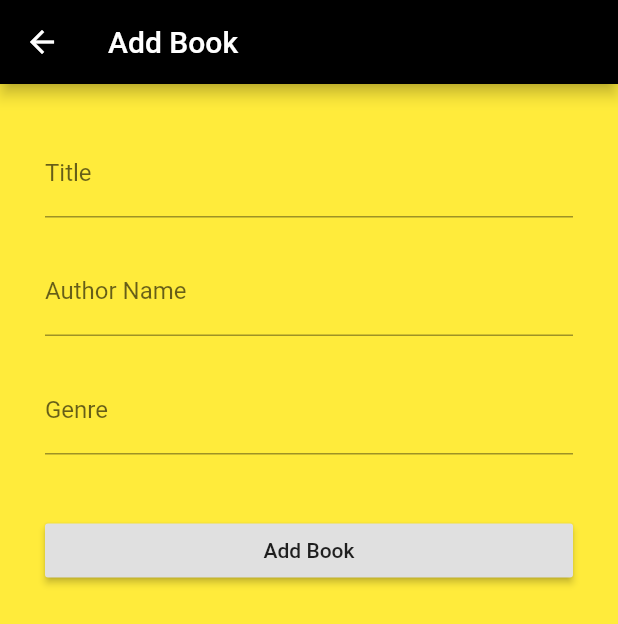
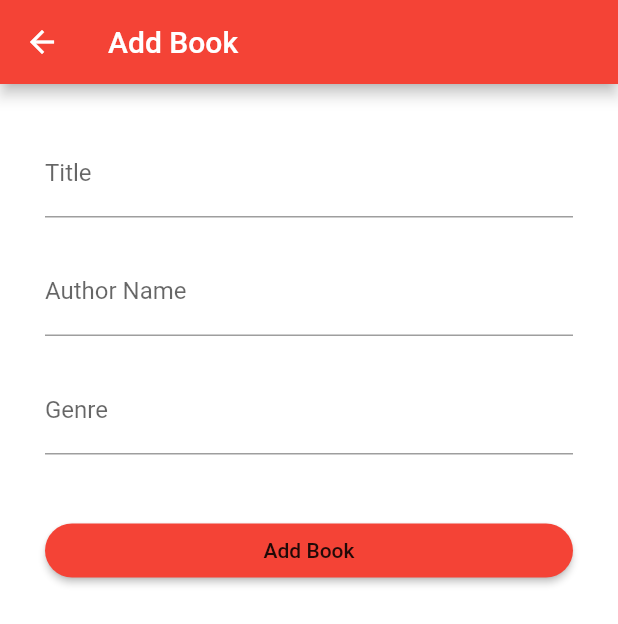
Before and after one commit to manasipotnis/RDBMS-Project, a Flutter app: the AddBookScreen screen opened by its route, on a phone screen of 412 x 824 dp. Shown: the top 624 px of the screen. Run offline on Flutter 3.47's test engine with Material 2 defaults, Android fonts, the phone set to English and light mode, and no system bars; our stand-ins replace sqflite; accounts and stored records are empty; network calls fail.

```diff
--- a/lib/main.dart
+++ b/lib/main.dart
@@ -20,9 +20,9 @@ class MyApp extends StatelessWidget {
       child: MaterialApp(
         title: 'Flutter Demo',
         theme: ThemeData(
-          scaffoldBackgroundColor: Colors.yellow,
-          primaryColor: Colors.black,
-          accentColor: Colors.deepOrangeAccent,
+          scaffoldBackgroundColor: Colors.white,
+          primaryColor: Colors.red,
+          accentColor: Colors.redAccent,
         ),
         routes: {
           '/': (ctx) => FirstScreen(),
--- a/lib/screens/add_books_screen.dart
+++ b/lib/screens/add_books_screen.dart
@@ -73,9 +73,7 @@ class _AddBookScreenState extends State<AddBookScreen> {
                     id: DateTime.now().toString(),
                     title: val,
                     author: newBook.author,
-                    //authorLname: newBook.authorLname,
                     genre: newBook.genre,
-                    //finishedReading: newBook.finishedReading,
                   );
                 },
                 validator: (val) {
@@ -99,9 +97,7 @@ class _AddBookScreenState extends State<AddBookScreen> {
                     id: DateTime.now().toString(),
                     title: newBook.title,
                     author: val,
-                    //authorLname: newBook.authorLname,
                     genre: newBook.genre,
-                    //finishedReading: newBook.finishedReading,
                   );
                 },
                 validator: (val) {
@@ -111,32 +107,6 @@ class _AddBookScreenState extends State<AddBookScreen> {
                   return null;
                 },
               ),
-
-              // TextFormField(
-              //   focusNode: _aLNFocusNode,
-              //   decoration: InputDecoration(labelText: 'Author Last Name'),
-              //   textCapitalization: TextCapitalization.words,
-              //   textInputAction: TextInputAction.next,
-              //   onFieldSubmitted: (val) {
-              //     FocusScope.of(context).requestFocus(_genreFocusNode);
-              //   },
-              //   onSaved: (val) {
-              //     newBook = Book(
-              //       id: DateTime.now().toString(),
-              //       title: newBook.title,
-              //       authorFname: newBook.authorFname,
-              //       //authorLname: val,
-              //       genre: newBook.genre,
-              //       //finishedReading: newBook.finishedReading,
-              //     );
-              //   },
-              //   validator: (val) {
-              //     if (val.isEmpty) {
-              //       return 'Enter a valid last name';
-              //     }
-              //     return null;
-              //   },
-              // ),
               SizedBox(height: 20),
               TextFormField(
                 focusNode: _genreFocusNode,
@@ -161,44 +131,13 @@ class _AddBookScreenState extends State<AddBookScreen> {
                 },
               ),
               SizedBox(height: 20),
-              // FlatButton.icon(
-              //   onPressed: () async {
-              //     await showDatePicker(
-              //       context: context,
-              //       initialDate: DateTime.now(),
-              //       firstDate: DateTime(2000, 1),
-              //       lastDate: DateTime.now(),
-              //     ).then((chosenDate) {
-              //       if (chosenDate == null) {
-              //         return;
-              //       }
-              //       setState(() {
-              //         _selectedDate = chosenDate;
-              //       });
-              //     });
-              //   },
-              //   icon: Icon(Icons.calendar_today),
-              //   label: Text('Pick Date'),
-              // ),
-              // SizedBox(
-              //   height: 20,
-              // ),
-              // Center(
-              //   child: Container(
-              //     margin: EdgeInsets.all(10),
-              //     padding: const EdgeInsets.all(10),
-              //     decoration: BoxDecoration(border: Border.all(width: 2)),
-              //     child: _selectedDate == null
-              //         ? Text('No date chosen')
-              //         : Text(
-              //             DateFormat.yMMMMEEEEd().format(_selectedDate),
-              //           ),
-              //   ),
-              // ),
               SizedBox(
                 height: 20,
               ),
               RaisedButton(
+                color: Theme.of(context).primaryColor,
+                shape: RoundedRectangleBorder(
+                    borderRadius: BorderRadius.circular(25)),
                 child: Text('Add Book'),
                 onPressed: () {
                   _saveForm();
```
Also changed, not shown: lib/screens/edit_book_screen.dart (+3 -68 lines), lib/screens/first_screen.dart (+14 -4 lines).
